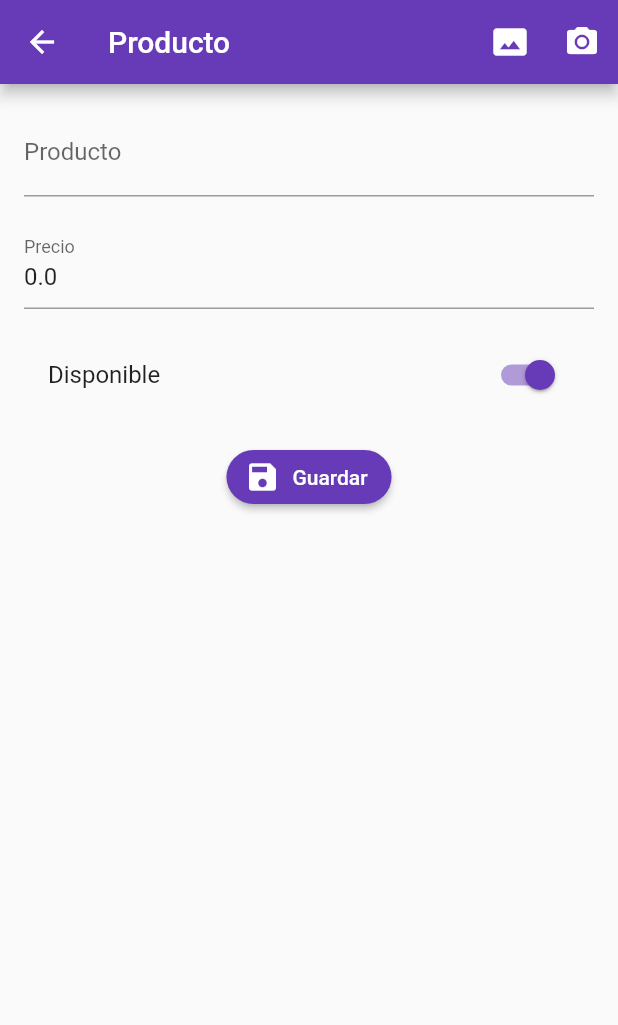
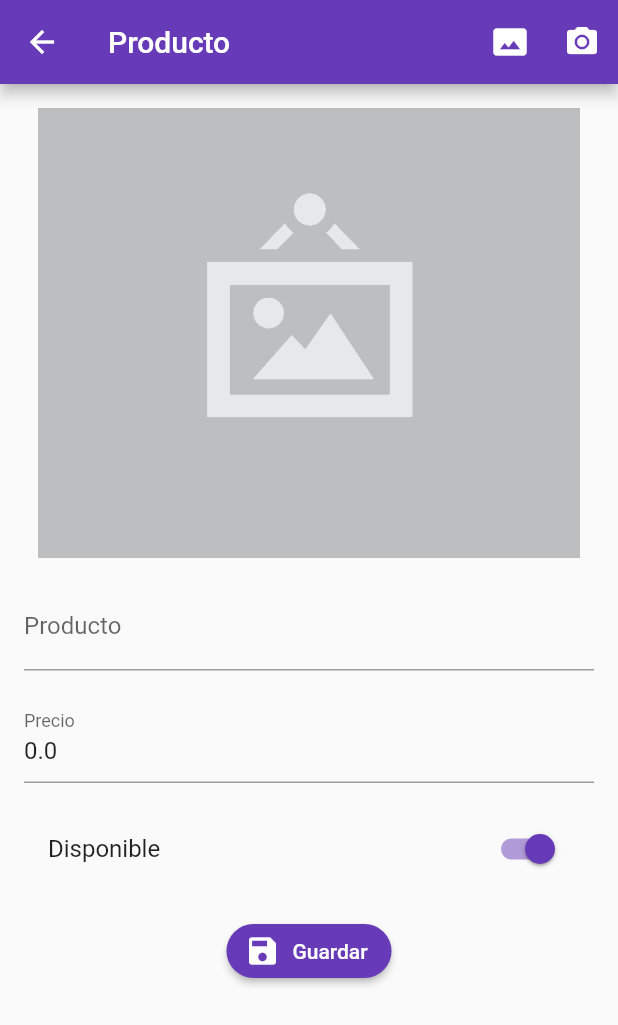
Before and after one commit to AlanCasasArevalo/Form-Validation-Flutter-, a Flutter app: the ProductPage screen opened by its route, after a tap on the "photo size select actual" icon, on a phone screen of 412 x 824 dp. Shown: the top 1025 px of the screen. Run offline on Flutter 3.47's test engine with Material 2 defaults, Android fonts, the phone set to English and light mode, and no system bars; our stand-ins replace image_picker, rxdart; network calls fail.

Commit message:
[FEATURE][IMAGE SELECTOR] * Image from device selection was added

```diff
--- a/lib/src/page/product_page.dart
+++ b/lib/src/page/product_page.dart
@@ -1,7 +1,10 @@
+import 'dart:io';
+
 import 'package:flutter/material.dart';
 import 'package:flutter_form_validation/src/models/product_model.dart';
 import 'package:flutter_form_validation/src/providers/products_provider.dart';
 import 'package:flutter_form_validation/src/utils/utils.dart' as utils;
+import 'package:image_picker/image_picker.dart';
 
 class ProductPage extends StatefulWidget {
   static final String routeName = 'product_page';
@@ -18,6 +21,9 @@ class _ProductPageState extends State<ProductPage> {
   ProductModel _productModel = ProductModel();
   bool _isSaving = false;
 
+  final _imagePicker = ImagePicker();
+  PickedFile _image;
+
   @override
   Widget build(BuildContext context) {
     final ProductModel _productToUpdateModel =
@@ -32,8 +38,8 @@ class _ProductPageState extends State<ProductPage> {
         title: Text('Producto'),
         actions: [
           IconButton(
-              icon: Icon(Icons.photo_size_select_actual), onPressed: () {}),
-          IconButton(icon: Icon(Icons.camera_alt), onPressed: () {}),
+              icon: Icon(Icons.photo_size_select_actual), onPressed: _selectPhoto),
+          IconButton(icon: Icon(Icons.camera_alt), onPressed: _takePhoto),
         ],
       ),
       body: SingleChildScrollView(
@@ -43,6 +49,10 @@ class _ProductPageState extends State<ProductPage> {
             key: formKey,
             child: Column(
               children: [
+                _showImage (),
+                SizedBox(
+                  height: 16,
+                ),
                 _productNameBuilder(),
                 SizedBox(
                   height: 16,
@@ -149,4 +159,47 @@ class _ProductPageState extends State<ProductPage> {
 
     scaffoldKey.currentState.showSnackBar(snackbar);
   }
+
+  _showImage () {
+    if(_productModel.urlImage != null) {
+      // TODO: arreglar esto
+      return Container();
+    } else {
+      return Image(
+        image: AssetImage( _image?.path ?? 'assets/no_image.png'),
+        height: 300,
+        fit: BoxFit.cover,
+      );
+    }
+  }
+
+  _selectPhoto() async {
+    _processImage( ImageSource.gallery );
+  }
+
+  _takePhoto() async {
+    _processImage( ImageSource.camera );
+  }
+
+  _processImage( ImageSource type ) async {
+    final _picker = ImagePicker();
+
+    final pickedFile = await _picker.getImage(
+      source: type,
+    );
+
+    // Para manejar el error al cancelar la seleccion de una foto
+    try {
+      _image = PickedFile(pickedFile.path);
+    } catch (e) {
+      print('$e');
+    }
+
+    // Si el usuario cancelo o no selecciona una foto
+    if (_image != null) {
+      // limpieza
+      // product.urlImg = null;
+    }
+    setState(() {});
+  }
 }
```
Also changed, not shown: 3 other files.
